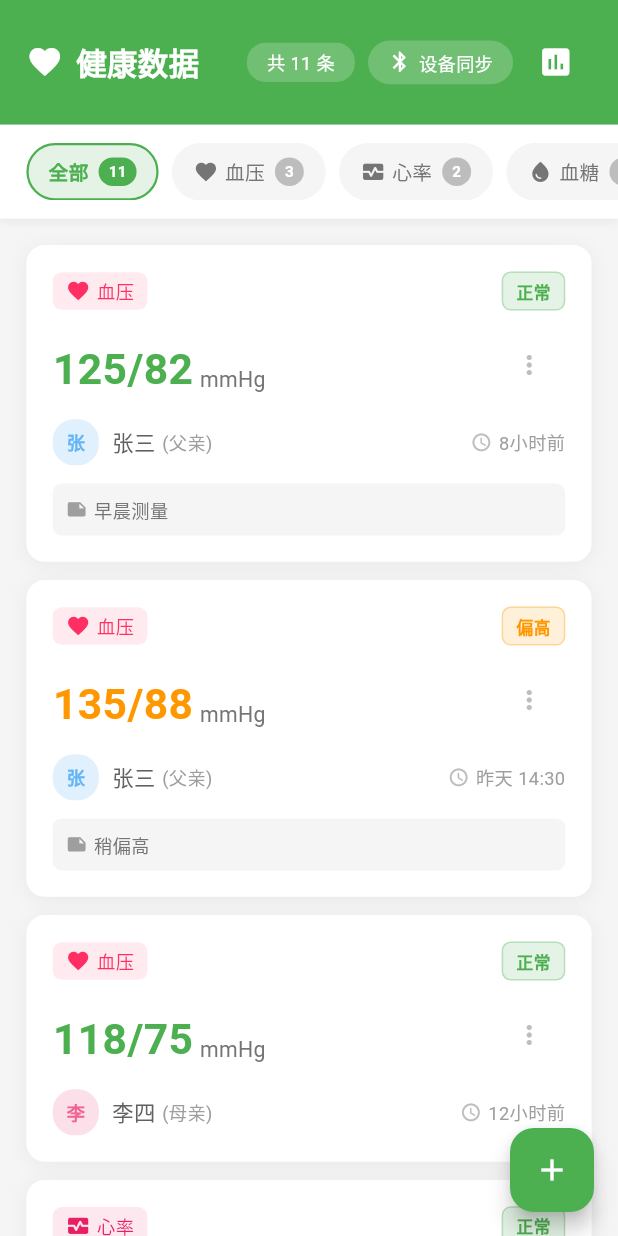
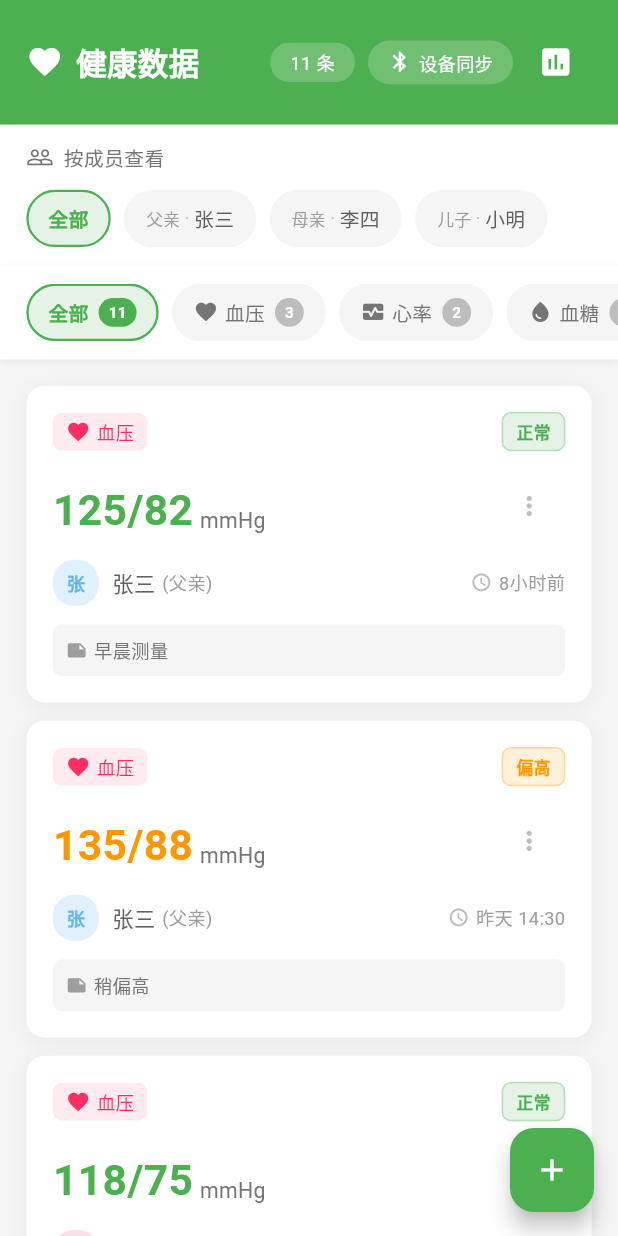
Before and after one commit to Tod0532/FamilyHealthMonitoringSystem, a Flutter app: the HealthDataTabPage screen opened directly, after a tap on "全部", on a phone screen of 412 x 824 dp. Run offline on Flutter 3.47's test engine with Material 3 defaults, Android fonts, the phone set to English and light mode, and no system bars; our stand-ins replace dio, fl_chart, flutter_blue_plus, flutter_screenutil, flutter_secure_storage, get and 6 more; accounts and stored records are empty.

Commit message:
feat: 添加按成员筛选健康数据功能
- 健康数据页面新增成员筛选器
- 支持筛选查看"全部"或"指定成员"的数据
- 显示成员关系（父亲/母亲等）方便识别
- 统计信息显示当前筛选条件

使用场景：快速查看"爸爸今天的血压"

Co-Authored-By: Claude Opus 4.5 <noreply@anthropic.com>

```diff
--- a/flutter-app/lib/app/modules/home/pages/health_data_tab_page.dart
+++ b/flutter-app/lib/app/modules/home/pages/health_data_tab_page.dart
@@ -1,6 +1,8 @@
 import 'package:flutter/material.dart';
 import 'package:flutter_screenutil/flutter_screenutil.dart';
 import 'package:get/get.dart';
+import 'package:health_center_app/app/modules/members/members_controller.dart';
+import 'package:health_center_app/core/models/family_member.dart';
 import 'package:health_center_app/core/models/health_data.dart';
 
 /// 健康数据项（UI展示用）
@@ -62,15 +64,73 @@ class _HealthDataTabPageState extends State<HealthDataTabPage> {
   // 当前选中的筛选类型（null表示全部）
   HealthDataType? selectedType;
 
+  // 当前选中的成员（null表示全部）
+  String? selectedMemberId;
+
+  // 成员列表
+  List<FamilyMember> members = [];
+
   // 模拟健康数据
   final List<HealthDataItem> allData = _generateMockData();
 
+  @override
+  void initState() {
+    super.initState();
+    _loadMembers();
+  }
+
+  /// 加载成员列表
+  void _loadMembers() {
+    // 尝试从MembersController获取成员
+    if (Get.isRegistered<MembersController>()) {
+      final controller = Get.find<MembersController>();
+      members = controller.members.toList();
+    } else {
+      // 使用模拟成员
+      members = [
+        FamilyMember(
+          id: '1',
+          name: '张三',
+          relation: MemberRelation.father,
+          role: MemberRole.admin,
+          gender: 1,
+          createTime: DateTime.now(),
+        ),
+        FamilyMember(
+          id: '2',
+          name: '李四',
+          relation: MemberRelation.mother,
+          role: MemberRole.admin,
+          gender: 2,
+          createTime: DateTime.now(),
+        ),
+        FamilyMember(
+          id: '3',
+          name: '小明',
+          relation: MemberRelation.son,
+          role: MemberRole.member,
+          gender: 1,
+          createTime: DateTime.now(),
+        ),
+      ];
+    }
+  }
+
   // 获取筛选后的数据
   List<HealthDataItem> get filteredData {
-    if (selectedType == null) {
-      return allData;
+    var result = allData;
+
+    // 按成员筛选
+    if (selectedMemberId != null) {
+      result = result.where((d) => d.memberId == selectedMemberId).toList();
     }
-    return allData.where((d) => d.type == selectedType).toList();
+
+    // 按类型筛选
+    if (selectedType != null) {
+      result = result.where((d) => d.type == selectedType).toList();
+    }
+
+    return result;
   }
 
   // 获取各类型的数据数量
@@ -90,6 +150,9 @@ class _HealthDataTabPageState extends State<HealthDataTabPage> {
         children: [
           // 顶部统计卡片
           _buildStatsHeader(),
+
+          // 成员筛选
+          _buildMemberFilter(),
 
           // 数据类型筛选
           _buildTypeFilter(),
@@ -148,7 +211,7 @@ class _HealthDataTabPageState extends State<HealthDataTabPage> {
                 borderRadius: BorderRadius.circular(12.r),
               ),
               child: Text(
-                '共 ${filteredData.length} 条',
+                _buildStatsText(),
                 style: TextStyle(
                   fontSize: 12.sp,
                   color: Colors.white,
@@ -199,6 +262,140 @@ class _HealthDataTabPageState extends State<HealthDataTabPage> {
         ),
       ),
     );
+  }
+
+  /// 成员筛选器
+  Widget _buildMemberFilter() {
+    final isSelectedAll = selectedMemberId == null;
+
+    return Container(
+      padding: EdgeInsets.symmetric(vertical: 12.h, horizontal: 16.w),
+      decoration: BoxDecoration(
+        color: Colors.white,
+        boxShadow: [
+          BoxShadow(
+            color: Colors.black.withOpacity(0.05),
+            blurRadius: 4,
+            offset: const Offset(0, 2),
+          ),
+        ],
+      ),
+      child: Column(
+        crossAxisAlignment: CrossAxisAlignment.start,
+        children: [
+          Row(
+            children: [
+              Icon(Icons.people_outline, size: 18.sp, color: Colors.grey[600]),
+              SizedBox(width: 6.w),
+              Text(
+                '按成员查看',
+                style: TextStyle(
+                  fontSize: 13.sp,
+                  color: Colors.grey[600],
+                  fontWeight: FontWeight.w500,
+                ),
+              ),
+            ],
+          ),
+          SizedBox(height: 12.h),
+          SingleChildScrollView(
+            scrollDirection: Axis.horizontal,
+            child: Row(
+              children: [
+                // 全部选项
+                _buildMemberFilterChip(
+                  '全部',
+                  isSelectedAll,
+                  onTap: () {
+                    setState(() {
+                      selectedMemberId = null;
+                    });
+                  },
+                ),
+                SizedBox(width: 8.w),
+                // 各成员选项
+                ...members.map((member) {
+                  final isSelected = selectedMemberId == member.id;
+                  return Padding(
+                    padding: EdgeInsets.only(right: 8.w),
+                    child: _buildMemberFilterChip(
+                      member.name,
+                      isSelected,
+                      relation: member.relation.label,
+                      gender: member.gender,
+                      onTap: () {
+                        setState(() {
+                          selectedMemberId = isSelected ? null : member.id;
+                        });
+                      },
+                    ),
+                  );
+                }),
+              ],
+            ),
+          ),
+        ],
+      ),
+    );
+  }
+
+  /// 成员筛选芯片
+  Widget _buildMemberFilterChip(
+    String label,
+    bool isSelected, {
+    String? relation,
+    int? gender,
+    VoidCallback? onTap,
+  }) {
+    return GestureDetector(
+      onTap: onTap,
+      child: Container(
+        padding: EdgeInsets.symmetric(horizontal: 12.w, vertical: 8.h),
+        decoration: BoxDecoration(
+          color: isSelected ? const Color(0xFF4CAF50).withOpacity(0.15) : Colors.grey[100],
+          borderRadius: BorderRadius.circular(20.r),
+          border: Border.all(
+            color: isSelected ? const Color(0xFF4CAF50) : Colors.transparent,
+            width: 1.5,
+          ),
+        ),
+        child: Row(
+          mainAxisSize: MainAxisSize.min,
+          children: [
+            if (relation != null) ...[
+              Text(
+                relation,
+                style: TextStyle(
+                  fontSize: 11.sp,
+                  color: isSelected ? const Color(0xFF4CAF50) : Colors.grey[500],
+                ),
+              ),
+              Text(
+                ' · ',
+                style: TextStyle(fontSize: 11.sp, color: Colors.grey[400]),
+              ),
+            ],
+            Text(
+              label,
+              style: TextStyle(
+                fontSize: 13.sp,
+                color: isSelected ? const Color(0xFF4CAF50) : Colors.grey[700],
+                fontWeight: isSelected ? FontWeight.w600 : FontWeight.normal,
+              ),
+            ),
+          ],
+        ),
+      ),
+    );
+  }
+
+  /// 统计信息文本
+  String _buildStatsText() {
+    final memberText = selectedMemberId != null
+        ? '${members.firstWhereOrNull((m) => m.id == selectedMemberId)?.name ?? ''} · '
+        : '';
+    final typeText = selectedType != null ? '${selectedType!.label} · ' : '';
+    return '$memberText$typeText${filteredData.length} 条';
   }
 
   /// 类型筛选器 - 优化版
```
